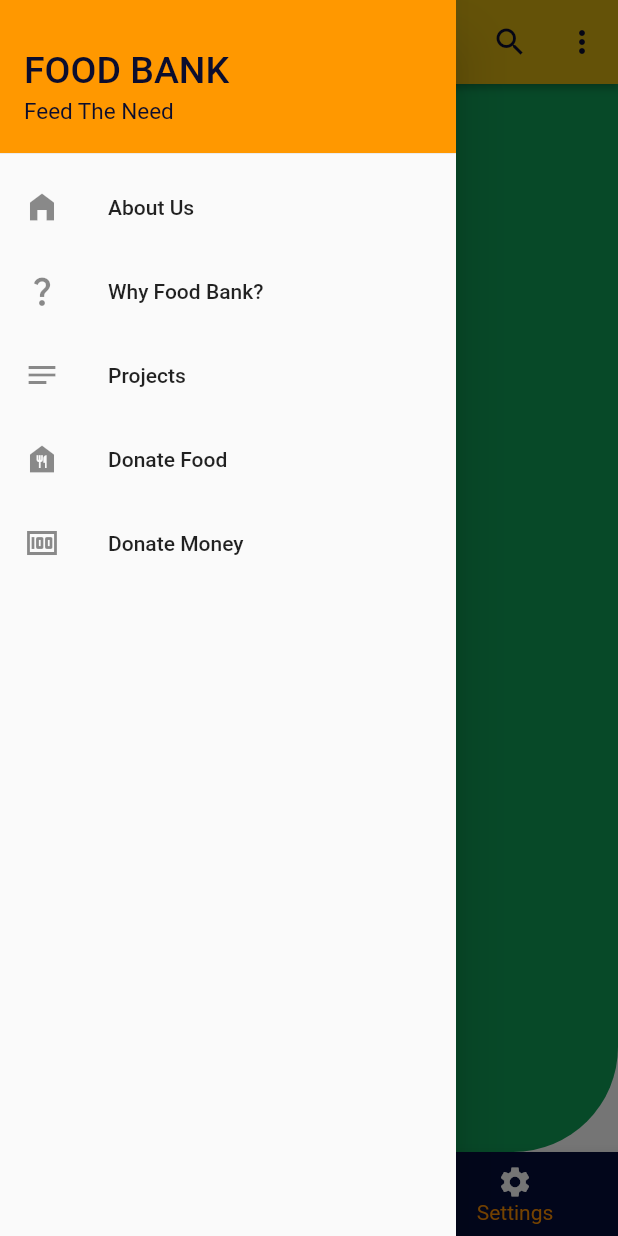
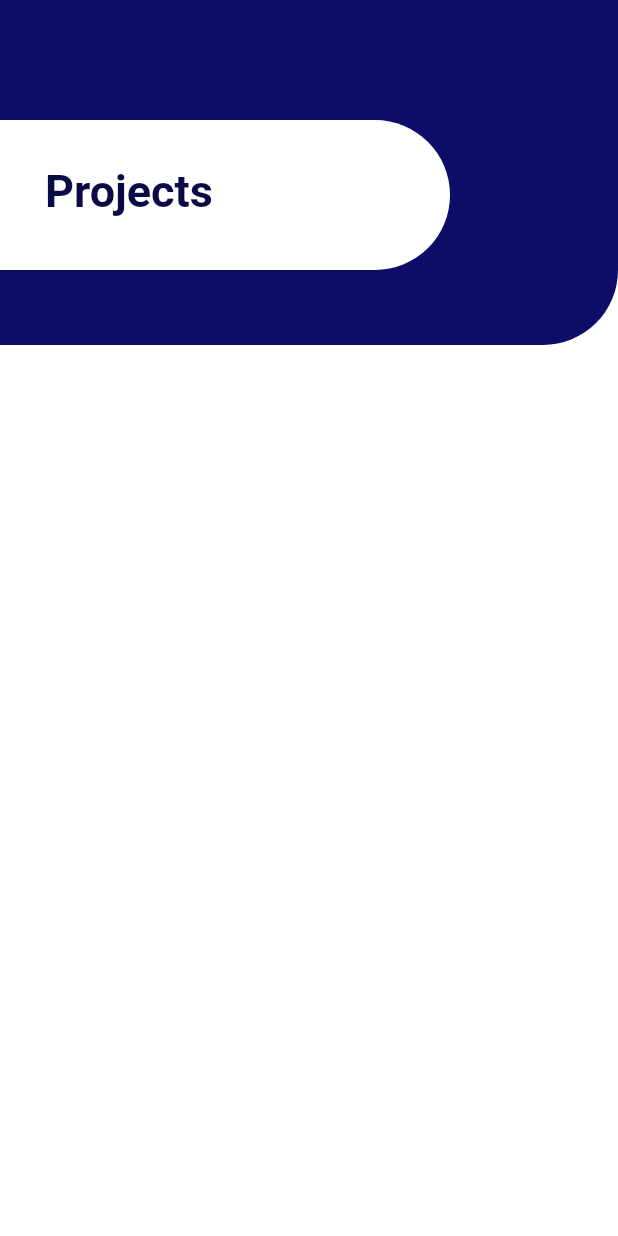
Before and after one commit to Shalinda99/FoodBank-Mobile, a Flutter app: the Home1 screen opened directly, item 3 of the bottom bar chosen, in the side drawer, after a tap on "About Us", on a phone screen of 412 x 824 dp. Run offline on Flutter 3.47's test engine with Material 2 defaults, Android fonts, the phone set to English and light mode, and no system bars.

Commit message:
projects

```diff
--- a/lib/ContactTab.dart
+++ b/lib/ContactTab.dart
@@ -7,9 +7,90 @@ class ContactTab extends StatelessWidget {
   @override
   Widget build(BuildContext context) {
     return Container(
+      width: MediaQuery.of(context).size.width,
+      height: MediaQuery.of(context).size.height,
       decoration: const BoxDecoration(
-        color: Color.fromARGB(255, 199, 72, 194),
-        borderRadius: BorderRadius.only(bottomRight: Radius.circular(70)),
+        color: Color.fromARGB(255, 126, 173, 198),
+        borderRadius: BorderRadius.only(
+          bottomRight: Radius.circular(70),
+          bottomLeft: Radius.circular(70),
+          topLeft: Radius.circular(70),
+          topRight: Radius.circular(70),
+        ),
+      ),
+      child: Column(
+        crossAxisAlignment: CrossAxisAlignment.center,
+        children: <Widget>[
+          const Text(
+            "\nContact Us\n",
+            style: TextStyle(
+              fontSize: 32.0,
+              fontWeight: FontWeight.bold,
+            ),
+          ),
+          const Text(
+            "    We value your feedback and are always looking\n   for ways to improve our products and services\n",
+            style: TextStyle(
+              fontSize: 18.0,
+            ),
+          ),
+          Padding(
+            padding: const EdgeInsets.symmetric(horizontal: 32.0),
+            child: Column(
+              children: <Widget>[
+                const SizedBox(height: 16.0),
+                const TextField(
+                  decoration: InputDecoration(
+                    filled: true,
+                    fillColor: Colors.white,
+                    hintText: "Full Name",
+                    border: InputBorder.none,
+                  ),
+                ),
+                const SizedBox(
+                  height: 8.0,
+                ),
+                const TextField(
+                  decoration: InputDecoration(
+                    filled: true,
+                    fillColor: Colors.white,
+                    hintText: "Email",
+                    border: InputBorder.none,
+                  ),
+                ),
+                const SizedBox(
+                  height: 8.0,
+                ),
+                const TextField(
+                  maxLines: 7,
+                  decoration: InputDecoration(
+                    filled: true,
+                    fillColor: Colors.white,
+                    hintText: "Type Your Message....",
+                    border: InputBorder.none,
+                  ),
+                ),
+                const SizedBox(
+                  height: 8.0,
+                ),
+                MaterialButton(
+                  height: 50.0,
+                  minWidth: double.infinity,
+                  color: Color(0xff333333),
+                  onPressed: () {},
+                  child: const Text(
+                    "SEND",
+                    style: TextStyle(
+                      fontWeight: FontWeight.bold,
+                      fontSize: 16,
+                      color: Colors.white,
+                    ),
+                  ),
+                ),
+              ],
+            ),
+          )
+        ],
       ),
     );
   }
--- /dev/null
+++ b/lib/Projects.dart
@@ -0,0 +1,92 @@
+import 'package:flutter/cupertino.dart';
+import 'package:flutter/material.dart';
+import 'colors.dart' as colors;
+
+class Projects extends StatefulWidget {
+  const Projects({super.key});
+
+  @override
+  State<Projects> createState() => _ProjectsState();
+}
+
+class _ProjectsState extends State<Projects> {
+  @override
+  Widget build(BuildContext context) {
+    final double height = MediaQuery.of(context).size.height;
+    final double width = MediaQuery.of(context).size.width;
+    return Scaffold(
+      backgroundColor: Colors.white,
+      body: Column(
+        children: [
+          Container(
+            height: 230,
+            decoration: BoxDecoration(
+              borderRadius: BorderRadius.only(
+                bottomRight: Radius.circular(50),
+              ),
+              color: Color.fromARGB(255, 13, 12, 102),
+            ),
+            child: Stack(
+              children: [
+                Positioned(
+                  top: 80,
+                  left: 0,
+                  child: Container(
+                    height: 100,
+                    width: 300,
+                    decoration: BoxDecoration(
+                        color: Colors.white,
+                        borderRadius: BorderRadius.only(
+                          topRight: Radius.circular(50),
+                          bottomRight: Radius.circular(50),
+                        )),
+                  ),
+                ),
+                Positioned(
+                  top: 110,
+                  left: 30,
+                  child: Text(
+                    "Projects",
+                    style: TextStyle(
+                        fontSize: 30,
+                        fontWeight: FontWeight.w600,
+                        color: Color.fromARGB(255, 10, 10, 71)),
+                  ),
+                ),
+              ],
+            ),
+          ),
+          SizedBox(
+            height: height * 0.05,
+          ),
+          Container(
+            height: 230,
+            child: Stack(
+              children: [
+                Positioned(
+                  top: 35,
+                  child: Material(
+                    child: Container(
+                      height: 180.0,
+                      width: width * 0.9,
+                      decoration: BoxDecoration(
+                        color: Colors.white,
+                        borderRadius: BorderRadius.circular(0.0),
+                      //     new BoxShadow(
+                      //       color: Colors.grey.withOpacity(0.3),
+                      //       offset: new Offset(-10.0, 10.0),
+                      //       blurRadius: 20.0,
+                      //       spreadRadius: 4.0)],
+
+                      // ),
+                    ),
+                  ),
+                ),
+              ],
+            ),
+          )
+        ],
+      ),
+    );
+  }
+}
--- a/lib/SettingsTab.dart
+++ b/lib/SettingsTab.dart
@@ -8,8 +8,13 @@ class SettingsTab extends StatelessWidget {
   Widget build(BuildContext context) {
     return Container(
       decoration: const BoxDecoration(
-        color: Color.fromARGB(255, 16, 159, 88),
-        borderRadius: BorderRadius.only(bottomRight: Radius.circular(70)),
+        color: Color.fromARGB(255, 21, 10, 54),
+        borderRadius: BorderRadius.only(
+          bottomRight: Radius.circular(70),
+          bottomLeft: Radius.circular(70),
+          topRight: Radius.circular(70),
+          topLeft: Radius.circular(70),
+        ),
       ),
     );
   }
--- a/lib/navBar.dart
+++ b/lib/navBar.dart
@@ -1,4 +1,5 @@
 import 'package:flutter/material.dart';
+import 'package:flutter_application_1/Projects.dart';
 
 class NavBar extends StatelessWidget {
   const NavBar({super.key});
@@ -32,31 +33,66 @@ class NavBar extends StatelessWidget {
           leading: const Icon(Icons.home_filled),
           title: const Text('About Us'),
           // ignore: avoid_returning_null_for_void
-          onTap: () => null,
+          onTap: () {
+            Navigator.push(
+                context,
+                MaterialPageRoute(
+                  builder: (context) => Projects(),
+                ));
+            // Add your code for when this image is tapped.
+          },
         ),
         ListTile(
           leading: const Icon(Icons.question_mark_outlined),
           title: const Text('Why Food Bank?'),
           // ignore: avoid_returning_null_for_void
-          onTap: () => null,
+          onTap: () {
+            Navigator.push(
+                context,
+                MaterialPageRoute(
+                  builder: (context) => Projects(),
+                ));
+            // Add your code for when this image is tapped.
+          },
         ),
         ListTile(
           leading: const Icon(Icons.notes_outlined),
           title: const Text('Projects'),
           // ignore: avoid_returning_null_for_void
-          onTap: () => null,
+          onTap: () {
+            Navigator.push(
+                context,
+                MaterialPageRoute(
+                  builder: (context) => Projects(),
+                ));
+            // Add your code for when this image is tapped.
+          },
         ),
         ListTile(
           leading: const Icon(Icons.food_bank_sharp),
           title: const Text('Donate Food'),
           // ignore: avoid_returning_null_for_void
-          onTap: () => null,
+          onTap: () {
+            Navigator.push(
+                context,
+                MaterialPageRoute(
+                  builder: (context) => Projects(),
+                ));
+            // Add your code for when this image is tapped.
+          },
         ),
         ListTile(
           leading: const Icon(Icons.money),
           title: const Text('Donate Money'),
           // ignore: avoid_returning_null_for_void
-          onTap: () => null,
+          onTap: () {
+            Navigator.push(
+                context,
+                MaterialPageRoute(
+                  builder: (context) => Projects(),
+                ));
+            // Add your code for when this image is tapped.
+          },
         )
       ],
     ));
```
